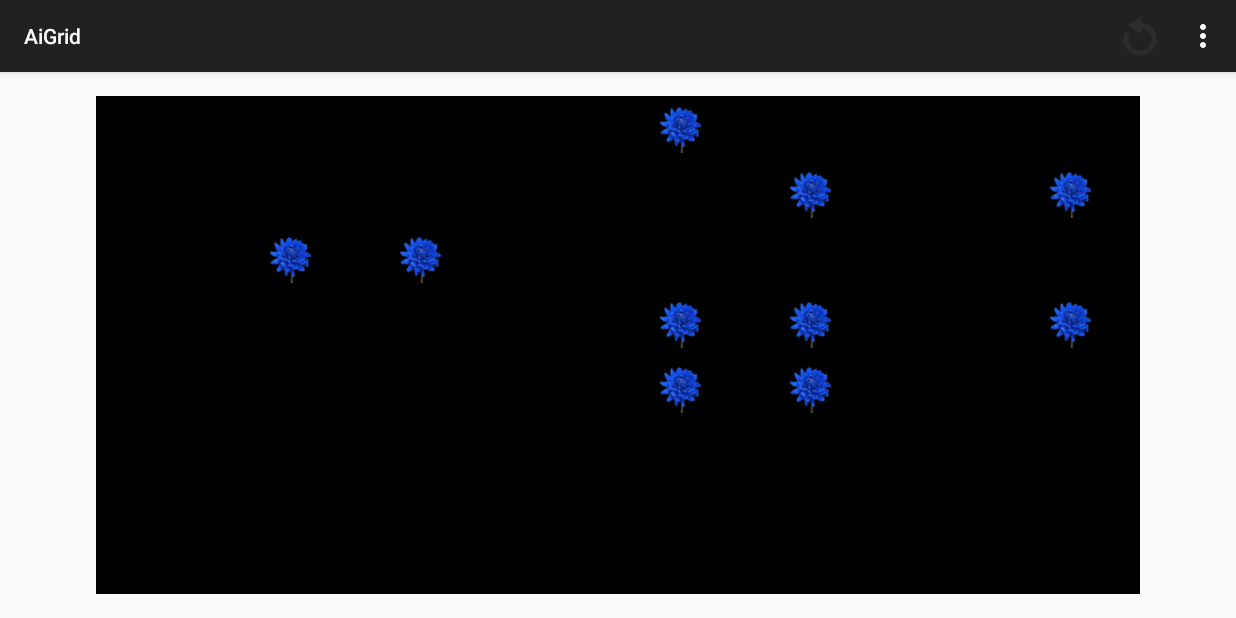
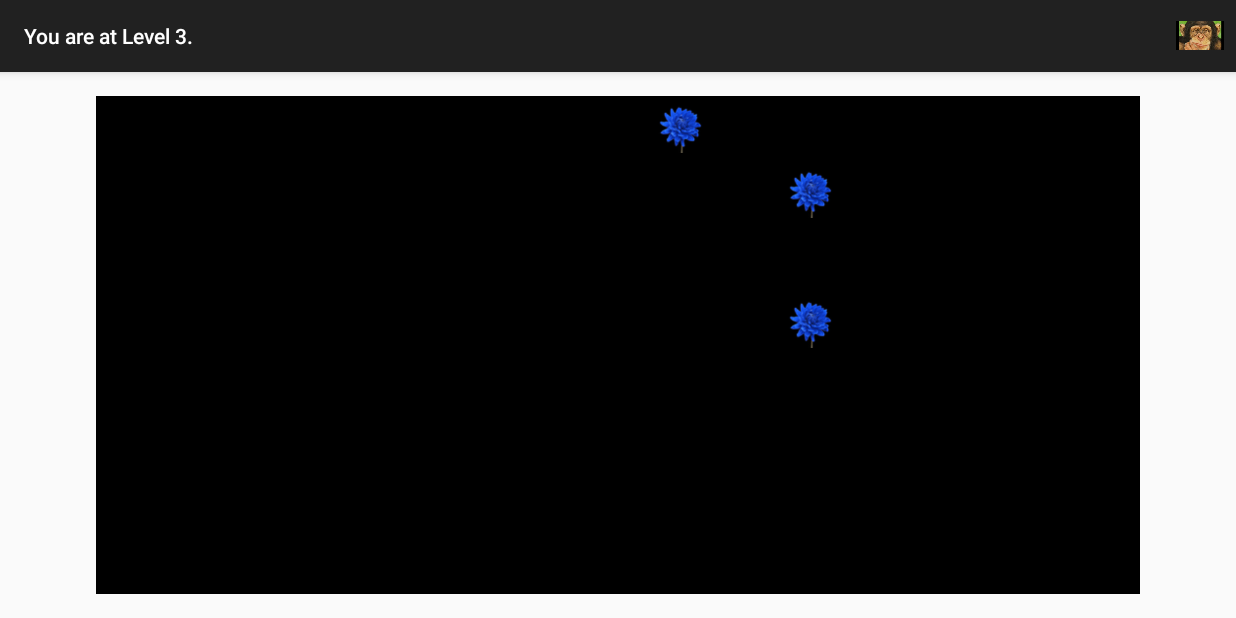
Before and after one commit to rwoodley/AndroidExperiments, an Android app: the screen it shows after launch (MainActivity), on a phone screen of 824 x 412 dp (held sideways). Run offline under Robolectric (Android 15) with nearby library versions, the phone set to English and light mode, and no system bars; 2 statements that could not run were skipped.

Commit message:
many modes. levels, modes. first version that works

```diff
--- a/AiGrid/app/build.gradle
+++ b/AiGrid/app/build.gradle
@@ -5,7 +5,7 @@ android {
     buildToolsVersion '19.1.0'
     defaultConfig {
         applicationId 'org.woodley.aigrid.app'
-        minSdkVersion 11
+        minSdkVersion 14
         targetSdkVersion 19
         versionCode 1
         versionName '1.0'
--- a/AiGrid/app/src/main/java/org/woodley/aigrid/app/ImageAdapter.java
+++ b/AiGrid/app/src/main/java/org/woodley/aigrid/app/ImageAdapter.java
@@ -1,6 +1,8 @@
 package org.woodley.aigrid.app;
 
+import android.app.AlertDialog;
 import android.content.Context;
+import android.content.DialogInterface;
 import android.os.Handler;
 import android.util.Log;
 import android.view.SoundEffectConstants;
@@ -16,28 +18,43 @@ import java.util.List;
 
 public class ImageAdapter extends BaseAdapter {
     private static final String    TAG                 = "ImageAdapter  ";
-    private Context _Context;
+    private MainActivity _Context;
+    AlertDialog _alertDialog;
 
     // constants
     int _nRows = 5;
     int _nCols = 8; // this is also in the layout xml.
-    int _level = 10;
+    int _level = 3; // numbers go from 0 to _level - 1
+    boolean _okToClick = false;
 
+    boolean _dontHide;  // used only for _milliseconds == -2 ('you control it' mode).
     int _gameId = 0;    // use to deactivate obsolete timer events if user keeps hitting replay
+    int _milliseconds = 250;    // chimp mode.
     int _currentlyDisplaying;
     ArrayList<Integer> _positions;
     ArrayList<Integer> _numerals;
     List<ImageView> _imageViews;
     private Handler _handler = new Handler();
+    int _lastClick;
 
-    public ImageAdapter(Context con) {
+    public ImageAdapter(MainActivity con) {
         _Context = con;
+        _alertDialog = new AlertDialog.Builder(_Context).create();
+        _alertDialog.setButton("OK", new DialogInterface.OnClickListener() {
+            public void onClick(DialogInterface dialog, int which) {
+                _alertDialog.cancel();
+            }
+        });
+        //alertDialog.setIcon(R.drawable.icon);
     }
-    public void NewGame() {
+    public void newGame() {
+        _dontHide = false;
         _handler.removeCallbacks(hideNumbers);
         _positions = new ArrayList<Integer>();
         _numerals = new ArrayList<Integer>();
+        _okToClick = false;
         _currentlyDisplaying = 0;
+        _lastClick = -1;
         _imageViews = new ArrayList<ImageView>(_level);
 
         _imageViews.clear();
@@ -52,12 +69,25 @@ public class ImageAdapter extends BaseAdapter {
 
             pos = -1;
             while (pos < 0 || tempHS.contains(pos)) {
-                pos = new Integer((int) (Math.random() * 10));
+                pos = new Integer((int) (Math.random() * _level));
             }
             tempHS.add(pos);
             _numerals.add(pos);     // 0 thru 9
         }
-        _handler.postDelayed(hideNumbers, 3000);
+        if (_milliseconds > 0)
+            _handler.postDelayed(hideNumbers, _milliseconds);
+        else
+            _okToClick = true;
+    }
+    public void setMode(int ms) {
+        _milliseconds = ms;
+    }
+    public void setLevel(int newLevel) {
+        _level = newLevel;
+        if (newLevel > 10) _level = 10;
+        if (newLevel < 3) _level = 3;
+
+        _Context.setTitle("You are at Level " + _level + ".");
     }
     private Runnable hideNumbers = new Runnable() {
         @Override
@@ -69,8 +99,17 @@ public class ImageAdapter extends BaseAdapter {
                 Log.i(TAG, "Hiding" + numeral);
                 _imageViews.get(index).setImageResource(R.drawable.flower);
             }
+            _okToClick = true;
         }
     };
+    private void showAll() {
+        for (int position = 0; position < getCount(); position++) {
+            int index = _positions.indexOf(position);
+            if (index == -1) continue;
+            int numeral = _numerals.get(index);
+            _imageViews.get(index).setImageResource(mThumbIds[numeral]);
+        }
+    }
     public int getCount() {
         return _nCols * _nRows;
     }
@@ -122,18 +161,41 @@ public class ImageAdapter extends BaseAdapter {
     };
 
     public void handleClick(ImageView imageView, int position) {
+        if (!_okToClick) return;
         // get numeral at position
+        if (_milliseconds == -2 && !_dontHide) {
+            hideNumbers.run();
+            _dontHide = true;
+        }
         int index = _positions.indexOf(position);
         if (index == -1) {
-            //view.playSoundEffect(SoundEffectConstants.NAVIGATION_UP);
             return;
         }
         int numeral = _numerals.get(index);
         Log.i(TAG, "You touched " + numeral);
+        imageView.setImageResource(mThumbIds[numeral]);
 //        _imageViews.get(index).setImageResource(R.drawable.flower);
 //        ImageView imageView = (ImageView) view.getItemAtPosition(position);
-        imageView.setImageResource(mThumbIds[numeral]);
 //        _imageViews.get(index).setImageResource(mThumbIds[numeral]);
 
+        if (numeral > ++_lastClick)
+            gameOver();
+        else {
+            if (numeral == _level - 1) {
+                setLevel(_level + 1);
+                showAlert("Good Job!!", "You Won!");
+            }
+        }
+    }
+    private void gameOver() {
+        _okToClick = false;
+        showAll();
+        setLevel(_level - 1);
+        showAlert("Fail!", "Game Over");
+    }
+    private void showAlert(String mess, String title) {
+        _alertDialog.setTitle(title);
+        _alertDialog.setMessage(mess + " Your level is now " + _level);
+        _alertDialog.show();
     }
 }
--- a/AiGrid/app/src/main/java/org/woodley/aigrid/app/MainActivity.java
+++ b/AiGrid/app/src/main/java/org/woodley/aigrid/app/MainActivity.java
@@ -1,6 +1,8 @@
 package org.woodley.aigrid.app;
 
 import android.app.ActionBar;
+import android.content.ClipData;
+import android.os.Build;
 import android.support.v7.app.ActionBarActivity;
 import android.os.Bundle;
 import android.util.Log;
@@ -15,9 +17,11 @@ import android.widget.Toast;
 
 
 public class MainActivity extends ActionBarActivity {
-    private static final String    TAG                 = "MainActivity";
+    private static final String TAG = "MainActivity";
 
     ImageAdapter _imageAdapter;
+    MenuItem _modeMenuItem = null;
+
     @Override
     protected void onCreate(Bundle savedInstanceState) {
         super.onCreate(savedInstanceState);
@@ -25,7 +29,7 @@ public class MainActivity extends ActionBarActivity {
 
         final GridView gridview = (GridView) findViewById(R.id.gridview);
         _imageAdapter = new ImageAdapter(this);
-        _imageAdapter.NewGame();
+        _imageAdapter.newGame();
         gridview.setAdapter(_imageAdapter);
 
         gridview.setOnItemClickListener(new AdapterView.OnItemClickListener() {
@@ -36,7 +40,9 @@ public class MainActivity extends ActionBarActivity {
             }
         });
         //ActionBar ab = this.getActionBar();
-
+        if (Build.VERSION.SDK_INT >= Build.VERSION_CODES.ICE_CREAM_SANDWICH) {
+            getActionBar().setHomeButtonEnabled(true);
+        }
     }
 
 
@@ -48,20 +54,74 @@ public class MainActivity extends ActionBarActivity {
     }
 
     @Override
+
+    public boolean onPrepareOptionsMenu(Menu menu) {
+        this.getActionBar().setIcon(R.drawable.ic_action_refresh);
+        _modeMenuItem = menu.findItem(R.id.action_settings);
+        MenuItem item = menu.findItem(R.id.chimpMode);
+        item.setChecked(true);
+        setMode(R.id.chimpMode, item);
+        _imageAdapter.setLevel(3);
+        return super.onPrepareOptionsMenu(menu);
+    }
+    private boolean setMode(int id, MenuItem item) {
+        int icon = 0;
+        if (id == R.id.chimpMode) {
+//            setTitle("Chimp Mode");
+            icon = R.drawable.chump;
+            _imageAdapter.setMode(250);
+        }
+        else if (id == R.id.childMode) {
+//            setTitle("Child Mode");
+            icon = R.drawable.child;
+            _imageAdapter.setMode(500);
+        }
+        else if (id == R.id.adultMode) {
+//            setTitle("Adult Mode");
+            icon = R.drawable.adult;
+            _imageAdapter.setMode(1000);
+        }
+        else if (id == R.id.practiceMode) {
+//            setTitle("Practice Mode");
+            icon = R.drawable.targetpractice;
+            _imageAdapter.setMode(-1);
+        }
+        else if (id == R.id.youControlMode) {
+//            setTitle("Baby Chimp Mode");
+            icon = R.drawable.babychimp;
+            _imageAdapter.setMode(-2);
+        }
+        else
+            return false;
+
+        _modeMenuItem.setIcon(icon);
+        return false;
+    }
+
+
+    @Override
     public boolean onOptionsItemSelected(MenuItem item) {
         // Handle action bar item clicks here. The action bar will
         // automatically handle clicks on the Home/Up button, so long
         // as you specify a parent activity in AndroidManifest.xml.
         int id = item.getItemId();
-        if (id == R.id.action_settings) {
+//        if (id == R.id.action_settings) {
+//            return true;
+//        }
+        if (item.getTitle().equals(this.getActionBar().getTitle())) { // there has got to be a better way.
+//        if (id == R.id.action_replay) {
+            newGame();
             return true;
         }
-        if (id == R.id.action_replay) {
-            _imageAdapter.NewGame();
-            final GridView gridview = (GridView) findViewById(R.id.gridview);
-            gridview.setAdapter(_imageAdapter);
-            return true;
+        if (setMode(id, item)) {
+            newGame();
+            item.setChecked(true);
         }
         return super.onOptionsItemSelected(item);
     }
+    private void newGame() {
+        _imageAdapter.newGame();
+        final GridView gridview = (GridView) findViewById(R.id.gridview);
+        gridview.setAdapter(_imageAdapter);
+    }
 }
--- a/AiGrid/app/src/main/res/menu/main.xml
+++ b/AiGrid/app/src/main/res/menu/main.xml
@@ -2,12 +2,45 @@
     xmlns:app="http://schemas.android.com/apk/res-auto"
     xmlns:tools="http://schemas.android.com/tools"
     tools:context=".MainActivity" >
-    <item android:id="@+id/action_replay"
-        android:icon="@drawable/ic_action_replay"
-        android:title="@string/action_replay"
-        app:showAsAction="always" />
     <item android:id="@+id/action_settings"
-        android:title="@string/action_settings"
+        android:title="Mode: "
+        android:icon="@drawable/chump"
         android:orderInCategory="100"
-        app:showAsAction="never" />
+        app:showAsAction="always">
+    <menu>
+        <group
+            android:checkableBehavior="single"
+            >
+            <item android:id="@+id/chimpMode"
+                android:title="Chimp Mode - .25 seconds"
+                android:icon="@drawable/chump"
+                android:orderInCategory="100"
+                app:showAsAction="never" />
+
+            <item android:id="@+id/childMode"
+                android:title="Child Mode - .5 seconds"
+                android:icon="@drawable/child"
+                android:orderInCategory="100"
+                app:showAsAction="never"/>
+
+            <item android:id="@+id/adultMode"
+                android:title="Adult Mode - 1 second"
+                android:icon="@drawable/adult"
+                android:orderInCategory="100"
+                app:showAsAction="never" />
+
+            <item android:id="@+id/practiceMode"
+                android:title="Practice Mode"
+                android:icon="@drawable/targetpractice"
+                android:orderInCategory="100"
+                app:showAsAction="never" />
+
+            <item android:id="@+id/youControlMode"
+                android:title="You Control"
+                android:icon="@drawable/babychimp"
+                android:orderInCategory="100"
+                app:showAsAction="never" />
+        </group>
+    </menu>
+    </item>
 </menu>
```
Also changed, not shown: AiGrid/app/src/main/res/drawable-hdpi/ic_action_replay.png (deleted), AiGrid/app/src/main/res/drawable-mdpi/ic_action_replay.png (deleted), AiGrid/app/src/main/res/drawable-xhdpi/ic_action_replay.png (deleted), AiGrid/app/src/main/res/drawable-xxhdpi/ic_action_replay.png (deleted).
